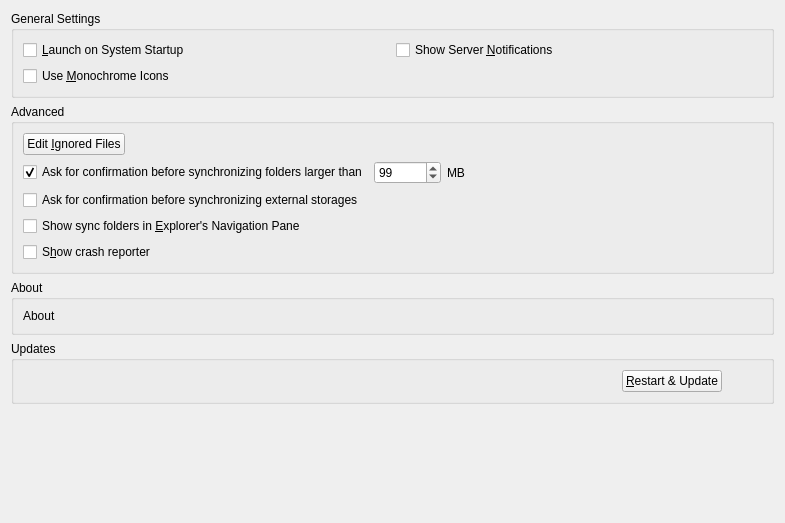
First picture: the form in src/gui/generalsettings.ui, repository nextcloud/desktop, before the edit.
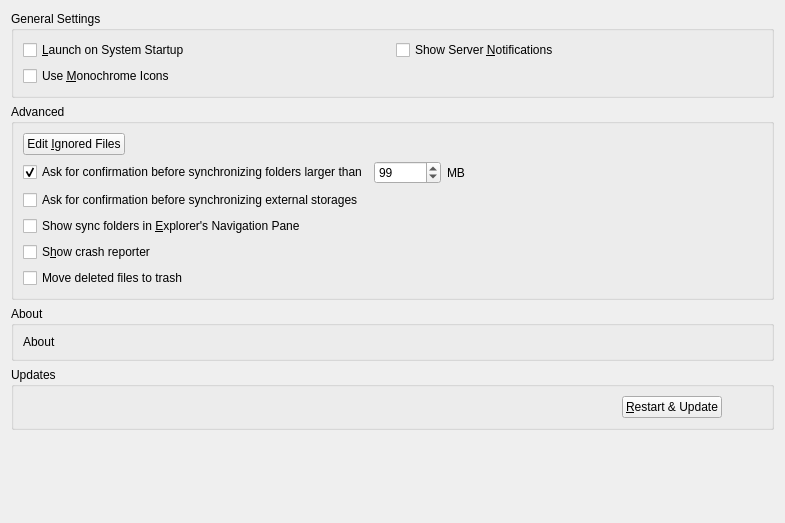
Second picture: the form after the edit.

Commit message:
Move remote-deleted files to trash
Squashed from https://github.com/owncloud/client/pull/6265

Linux only, Hidden option, disabled by default

What changed in the file:
```diff
--- a/src/gui/generalsettings.ui
+++ b/src/gui/generalsettings.ui
@@ -246,6 +246,17 @@
         </item>
        </layout>
       </item>
+      <item>
+       <layout class="QHBoxLayout" name="horizontalLayout_5">
+        <item>
+         <widget class="QCheckBox" name="moveToTrashCheckBox">
+          <property name="text">
+           <string>Move deleted files to trash</string>
+          </property>
+         </widget>
+        </item>
+       </layout>
+      </item>
      </layout>
     </widget>
    </item>
```
The commit also changes 9 other files.
